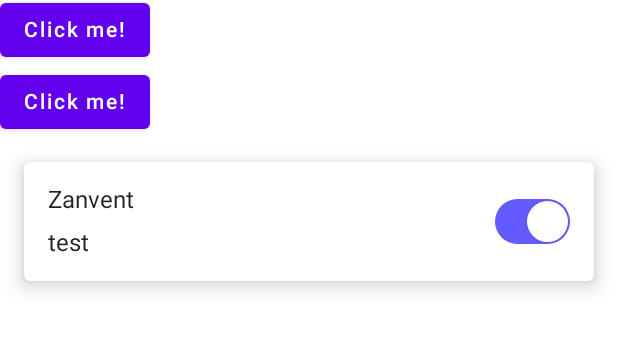
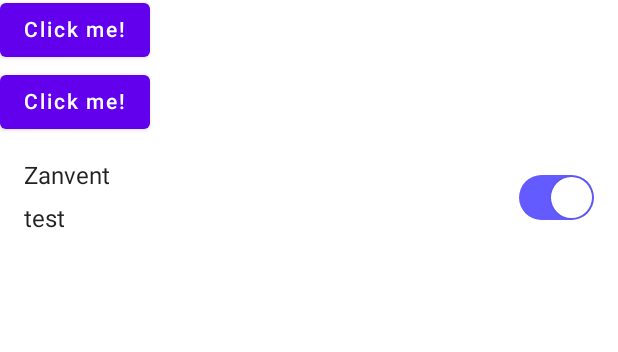
Before and after one commit to OrcusHQ/dakpion, an Android app built with Jetpack Compose: the composable HomeScreen shown on its own in the app's theme, on a phone screen of 412 x 824 dp, the part 118-470 px from its top. Run offline under Robolectric (Android 15) with nearby library versions, the phone set to English and light mode, and no system bars; our stand-ins replace Dagger/Hilt's generated code, Room's generated code; libraries missing offline, so code that uses them is left out: com.ramcosta.composedestinations; 2 statements that could not run were skipped.

Commit message:
wip CredentialCard.kt

```diff
--- a/app/src/main/java/com/orcuspay/dakpion/presentation/composables/CredentialCard.kt
+++ b/app/src/main/java/com/orcuspay/dakpion/presentation/composables/CredentialCard.kt
@@ -1,7 +1,6 @@
 package com.orcuspay.dakpion.presentation.composables
 
 import androidx.compose.foundation.layout.*
-import androidx.compose.material.Card
 import androidx.compose.material.Text
 import androidx.compose.runtime.Composable
 import androidx.compose.ui.Alignment
@@ -15,12 +14,7 @@ fun CredentialCard(
     checked: Boolean,
     onCheckedChange: (value: Boolean) -> Unit,
 ) {
-    Card(
-        modifier = Modifier
-            .fillMaxWidth()
-            .padding(16.dp),
-        elevation = 8.dp,
-    ) {
+
     Row(
         horizontalArrangement = Arrangement.SpaceBetween,
         verticalAlignment = Alignment.CenterVertically,
@@ -44,4 +38,3 @@ fun CredentialCard(
     }
 
 }
-}
--- a/app/src/main/java/com/orcuspay/dakpion/presentation/composables/XSwitch.kt
+++ b/app/src/main/java/com/orcuspay/dakpion/presentation/composables/XSwitch.kt
@@ -1,5 +1,6 @@
 package com.orcuspay.dakpion.presentation.composables
 
+import android.util.Log
 import androidx.compose.animation.core.animateFloatAsState
 import androidx.compose.foundation.background
 import androidx.compose.foundation.clickable
@@ -44,8 +45,10 @@ fun XSwitch(
     val width = 50.dp
     val thumbSize = 30.dp
     val maxThumbOffset = with(LocalDensity.current) { 20.dp.toPx() }
-    val offsetX = remember { mutableStateOf(if (value) maxThumbOffset else 0f) }
-
+    val offsetX = remember(value) {
+        Log.d("kraken", "calculated")
+        mutableStateOf(if (value) maxThumbOffset else 0f)
+    }
 
     val animateOffsetX = animateAlignmentAsState(targetBiasValue = offsetX.value)
 
--- a/app/src/main/java/com/orcuspay/dakpion/presentation/screens/home/HomeScreen.kt
+++ b/app/src/main/java/com/orcuspay/dakpion/presentation/screens/home/HomeScreen.kt
@@ -67,7 +67,6 @@ fun HomeScreen(
             checked = checkedState.value
         ) {
             checkedState.value = it
-            Log.d("kraken", it.toString())
         }
     }
 }
```
Lines whose indentation alone changed are shown as unchanged.
